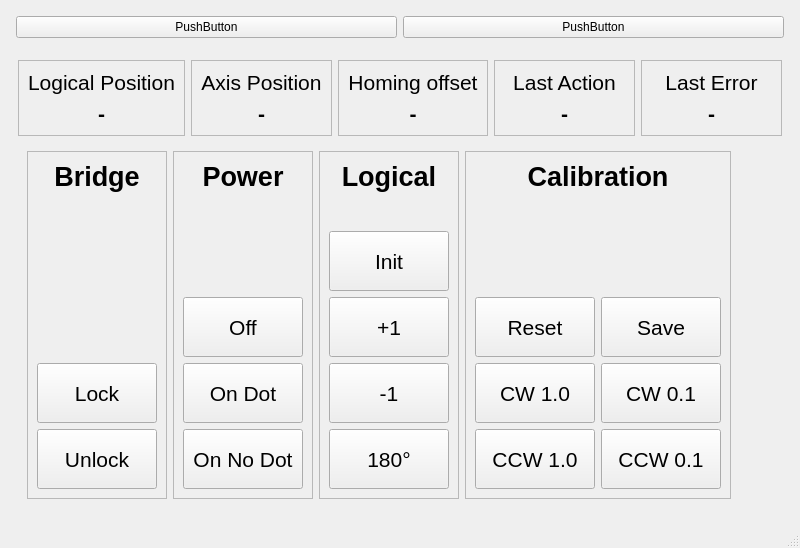
Before: the Qt Designer form src/mainwindow.ui in cilo72/raspi_turntable, drawn with Qt 5.
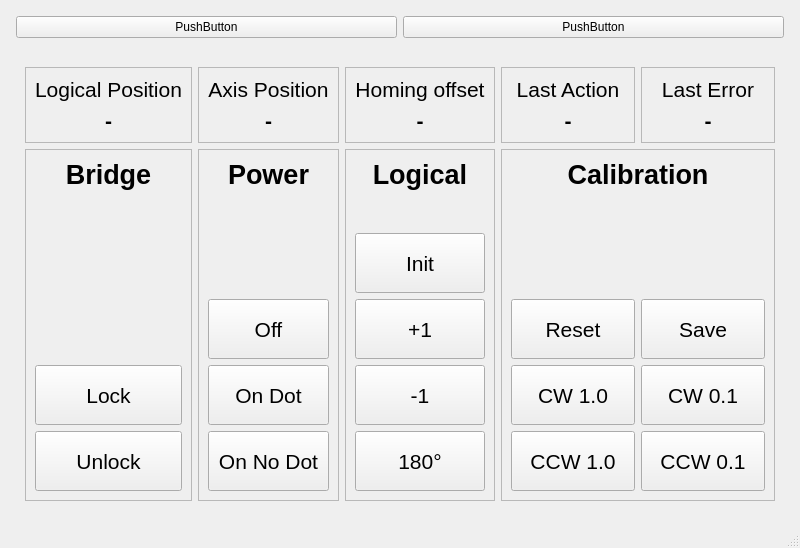
After: the same form once the commit is applied.

The edit to the form file:
```diff
--- a/src/mainwindow.ui
+++ b/src/mainwindow.ui
@@ -60,69 +60,37 @@
        </property>
        <layout class="QVBoxLayout" name="verticalLayout_2">
         <item>
-         <layout class="QHBoxLayout" name="horizontalLayout_2">
-          <item>
-           <widget class="QFrame" name="frame">
-            <property name="frameShape">
-             <enum>QFrame::StyledPanel</enum>
-            </property>
-            <property name="frameShadow">
-             <enum>QFrame::Raised</enum>
-            </property>
-            <layout class="QVBoxLayout" name="verticalLayout_5">
-             <item>
-              <widget class="QLabel" name="label_3">
-               <property name="font">
-                <font>
-                 <pointsize>16</pointsize>
-                 <bold>false</bold>
-                </font>
-               </property>
-               <property name="text">
-                <string>Logical Position</string>
-               </property>
-               <property name="alignment">
-                <set>Qt::AlignCenter</set>
-               </property>
-              </widget>
-             </item>
-             <item>
-              <widget class="QLabel" name="labelLowLevelLogicalPosition">
-               <property name="font">
-                <font>
-                 <pointsize>16</pointsize>
-                 <bold>true</bold>
-                </font>
-               </property>
-               <property name="text">
-                <string>-</string>
-               </property>
-               <property name="alignment">
-                <set>Qt::AlignCenter</set>
-               </property>
-              </widget>
-             </item>
-            </layout>
-           </widget>
-          </item>
-          <item>
-           <widget class="QFrame" name="frame_2">
+         <layout class="QGridLayout" name="gridLayout" columnstretch="0,0,0,0,0">
+          <property name="leftMargin">
+           <number>7</number>
+          </property>
+          <property name="topMargin">
+           <number>7</number>
+          </property>
+          <property name="rightMargin">
+           <number>7</number>
+          </property>
+          <property name="bottomMargin">
+           <number>7</number>
+          </property>
+          <item row="0" column="3">
+           <widget class="QFrame" name="frame_4">
             <property name="frameShape">
              <enum>QFrame::StyledPanel</enum>
             </property>
             <property name="frameShadow">
              <enum>QFrame::Raised</enum>
             </property>
-            <layout class="QVBoxLayout" name="verticalLayout_3">
+            <layout class="QVBoxLayout" name="verticalLayout_7">
              <item>
-              <widget class="QLabel" name="label_2">
+              <widget class="QLabel" name="label_10">
                <property name="font">
                 <font>
                  <pointsize>16</pointsize>
                 </font>
                </property>
                <property name="text">
-                <string>Axis Position</string>
+                <string>Last Action</string>
                </property>
                <property name="alignment">
                 <set>Qt::AlignCenter</set>
@@ -130,7 +98,7 @@
               </widget>
              </item>
              <item>
-              <widget class="QLabel" name="labelLowLevelAxisPosition">
+              <widget class="QLabel" name="labelLowLevelLastAction">
                <property name="font">
                 <font>
                  <pointsize>16</pointsize>
@@ -148,7 +116,7 @@
             </layout>
            </widget>
           </item>
-          <item>
+          <item row="0" column="2">
            <widget class="QFrame" name="frame_20">
             <property name="frameShape">
              <enum>QFrame::StyledPanel</enum>
@@ -191,24 +159,24 @@
             </layout>
            </widget>
           </item>
-          <item>
-           <widget class="QFrame" name="frame_4">
+          <item row="0" column="1">
+           <widget class="QFrame" name="frame_2">
             <property name="frameShape">
              <enum>QFrame::StyledPanel</enum>
             </property>
             <property name="frameShadow">
              <enum>QFrame::Raised</enum>
             </property>
-            <layout class="QVBoxLayout" name="verticalLayout_7">
+            <layout class="QVBoxLayout" name="verticalLayout_3">
              <item>
-              <widget class="QLabel" name="label_10">
+              <widget class="QLabel" name="label_2">
                <property name="font">
                 <font>
                  <pointsize>16</pointsize>
                 </font>
                </property>
                <property name="text">
-                <string>Last Action</string>
+                <string>Axis Position</string>
                </property>
                <property name="alignment">
                 <set>Qt::AlignCenter</set>
@@ -216,7 +184,7 @@
               </widget>
              </item>
              <item>
-              <widget class="QLabel" name="labelLowLevelLastAction">
+              <widget class="QLabel" name="labelLowLevelAxisPosition">
                <property name="font">
                 <font>
                  <pointsize>16</pointsize>
@@ -234,7 +202,51 @@
             </layout>
            </widget>
           </item>
+          <item row="0" column="0">
+           <widget class="QFrame" name="frame">
+            <property name="frameShape">
+             <enum>QFrame::StyledPanel</enum>
+            </property>
+            <property name="frameShadow">
+             <enum>QFrame::Raised</enum>
+            </property>
+            <layout class="QVBoxLayout" name="verticalLayout_5">
           <item>
+              <widget class="QLabel" name="label_3">
+               <property name="font">
+                <font>
+                 <pointsize>16</pointsize>
+                 <bold>false</bold>
+                </font>
+               </property>
+               <property name="text">
+                <string>Logical Position</string>
+               </property>
+               <property name="alignment">
+                <set>Qt::AlignCenter</set>
+               </property>
+              </widget>
+             </item>
+             <item>
+              <widget class="QLabel" name="labelLowLevelLogicalPosition">
+               <property name="font">
+                <font>
+                 <pointsize>16</pointsize>
+                 <bold>true</bold>
+                </font>
+               </property>
+               <property name="text">
+                <string>-</string>
+               </property>
+               <property name="alignment">
+                <set>Qt::AlignCenter</set>
+               </property>
+              </widget>
+             </item>
+            </layout>
+           </widget>
+          </item>
+          <item row="0" column="4">
            <widget class="QFrame" name="frame">
             <property name="frameShape">
              <enum>QFrame::StyledPanel</enum>
@@ -277,14 +289,7 @@
             </layout>
            </widget>
           </item>
-         </layout>
-        </item>
-        <item>
-         <layout class="QHBoxLayout" name="horizontalLayout_3">
-          <item>
-           <widget class="QWidget" name="widget_3" native="true">
-            <layout class="QHBoxLayout" name="horizontalLayout_4">
-             <item>
+          <item row="1" column="0">
               <widget class="QFrame" name="frame_4">
                <property name="frameShape">
                 <enum>QFrame::StyledPanel</enum>
@@ -361,7 +366,7 @@
                </layout>
               </widget>
              </item>
-             <item>
+          <item row="1" column="1">
               <widget class="QFrame" name="frame_3">
                <property name="frameShape">
                 <enum>QFrame::StyledPanel</enum>
@@ -456,7 +461,7 @@
                </layout>
               </widget>
              </item>
-             <item>
+          <item row="1" column="2">
               <widget class="QFrame" name="frame_5">
                <property name="frameShape">
                 <enum>QFrame::StyledPanel</enum>
@@ -569,7 +574,7 @@
                </layout>
               </widget>
              </item>
-             <item>
+          <item row="1" column="3" colspan="2">
               <widget class="QFrame" name="frame_6">
                <property name="frameShape">
                 <enum>QFrame::StyledPanel</enum>
@@ -750,22 +755,6 @@
                    </widget>
                   </item>
                  </layout>
-                </item>
-               </layout>
-              </widget>
-             </item>
-             <item>
-              <spacer name="horizontalSpacer">
-               <property name="orientation">
-                <enum>Qt::Horizontal</enum>
-               </property>
-               <property name="sizeHint" stdset="0">
-                <size>
-                 <width>40</width>
-                 <height>20</height>
-                </size>
-               </property>
-              </spacer>
              </item>
             </layout>
            </widget>
```
Lines whose indentation alone changed are shown as unchanged.
